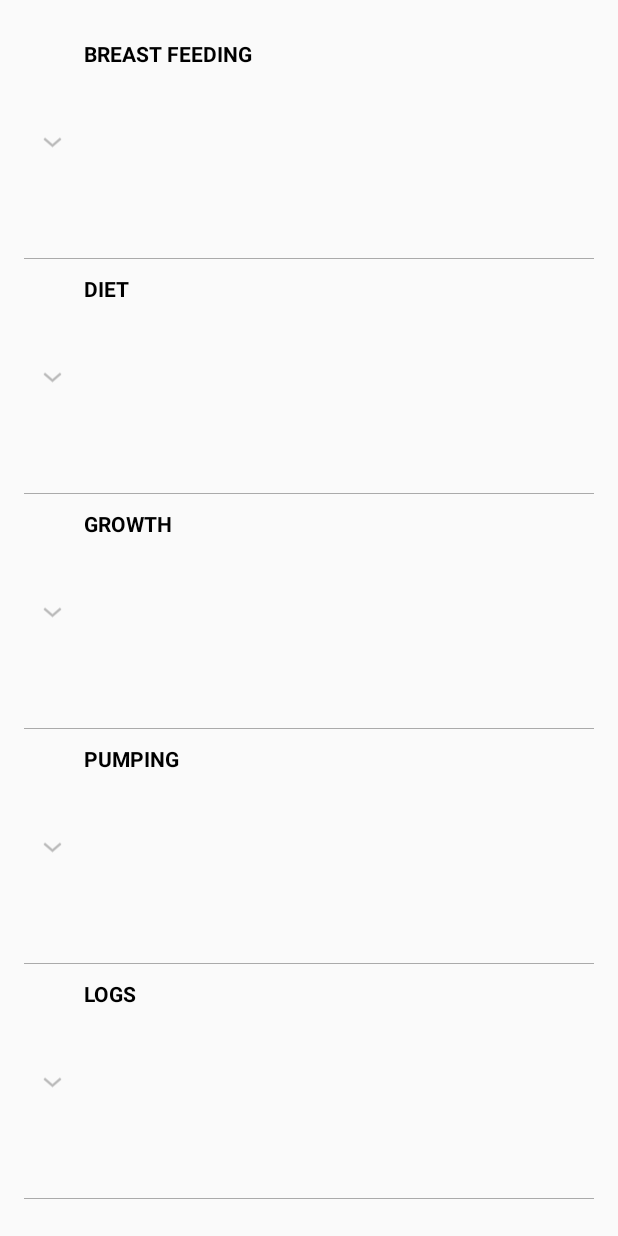
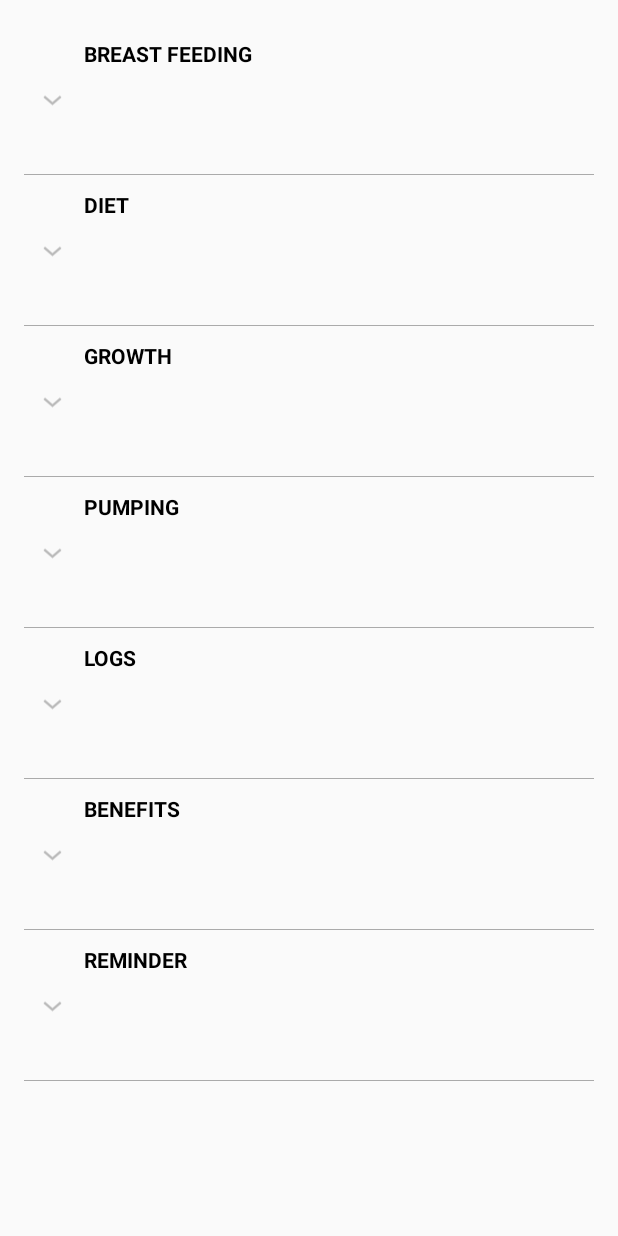
Before and after one commit to salicode/MyBabyAndI, an Android app: the screen it shows after launch (BabyFeeder), on a phone screen of 412 x 824 dp. Run offline under Robolectric (Android 15) with nearby library versions, the phone set to English and light mode, and no system bars; 2 statements that could not run were skipped.

Commit message:
Second Commit

```diff
--- a/app/src/main/java/com/bawp/babyneeds/CustomExpandableListAdapter.java
+++ b/app/src/main/java/com/bawp/babyneeds/CustomExpandableListAdapter.java
@@ -1,5 +1,6 @@
 package com.bawp.babyneeds;
 
+import android.annotation.SuppressLint;
 import android.content.Context;
 import android.graphics.Typeface;
 import android.view.LayoutInflater;
@@ -10,6 +11,7 @@ import android.widget.TextView;
 
 import java.util.HashMap;
 import java.util.List;
+import java.util.Objects;
 
 public class CustomExpandableListAdapter extends BaseExpandableListAdapter {
 
@@ -17,8 +19,8 @@ public class CustomExpandableListAdapter extends BaseExpandableListAdapter {
     private List<String> expandableListTitle;
     private HashMap<String, List<String>> expandableListDetail;
 
-    public CustomExpandableListAdapter(Context context, List<String> expandableListTitle,
-                                       HashMap<String, List<String>> expandableListDetail) {
+    CustomExpandableListAdapter(Context context, List<String> expandableListTitle,
+                                HashMap<String, List<String>> expandableListDetail) {
         this.context = context;
         this.expandableListTitle = expandableListTitle;
         this.expandableListDetail = expandableListDetail;
@@ -34,6 +36,7 @@ public class CustomExpandableListAdapter extends BaseExpandableListAdapter {
         return expandedListPosition;
     }
 
+    @SuppressLint("InflateParams")
     @Override
     public View getChildView(int listPosition, final int expandedListPosition,
                              boolean isLastChild, View convertView, ViewGroup parent) {
@@ -51,7 +54,7 @@ public class CustomExpandableListAdapter extends BaseExpandableListAdapter {
 
     @Override
     public int getChildrenCount(int listPosition) {
-        return this.expandableListDetail.get(this.expandableListTitle.get(listPosition))
+        return Objects.requireNonNull(this.expandableListDetail.get(this.expandableListTitle.get(listPosition)))
                 .size();
     }
 
@@ -70,26 +73,28 @@ public class CustomExpandableListAdapter extends BaseExpandableListAdapter {
         return listPosition;
     }
 
+    @SuppressLint("InflateParams")
     @Override
     public View getGroupView(int listPosition, boolean isExpanded,
                              View convertView, ViewGroup parent) {
         String listTitle = (String) getGroup(listPosition);
-       // String Timerlist = (String) getGroup(listPosition);
+        String Timerlist = (String) getGroup(listPosition);
         if (convertView == null) {
             LayoutInflater layoutInflater = (LayoutInflater) this.context.
                     getSystemService(Context.LAYOUT_INFLATER_SERVICE);
             convertView = layoutInflater.inflate(R.layout.list_group, null);
         }
         TextView listTitleTextView = convertView.findViewById(R.id.listTitle);
-       // TextView mytimerView = convertView.findViewById(R.id.timeview);
+        //TextView mytimerView = convertView.findViewById(R.id.timeview);
+         //if (listPosition == 0) {
+           //  mytimerView.setTypeface(null, Typeface.BOLD);
+            // mytimerView.setText(Timerlist);
+         // else
+             listTitleTextView.setTypeface(null, Typeface.BOLD);
+             listTitleTextView.setText(listTitle);
 
-            //mytimerView.setTypeface(null, Typeface.BOLD);
-        //mytimerView.setText(Timerlist);
 
-            listTitleTextView.setTypeface(null, Typeface.BOLD);
-        listTitleTextView.setText(listTitle);
-
-        return convertView;
+            return convertView;
     }
 
 
--- a/app/src/main/java/com/bawp/babyneeds/ExpandableListDataPump.java
+++ b/app/src/main/java/com/bawp/babyneeds/ExpandableListDataPump.java
@@ -4,33 +4,35 @@ import java.util.ArrayList;
 import java.util.HashMap;
 import java.util.List;
 
-public class ExpandableListDataPump {
-    public static HashMap<String, List<String>> getData() {
-        HashMap<String, List<String>> expandableListDetail = new HashMap<String, List<String>>();
+class ExpandableListDataPump {
+    static HashMap<String, List<String>> getData() {
+        HashMap<String, List<String>> expandableListDetail = new HashMap<>();
 
-        List<String> BreastFeeding = new ArrayList<String>();
+        List<String> BreastFeeding = new ArrayList<>();
         BreastFeeding.add("LEFT");
         BreastFeeding.add("RIGHT");
+        BreastFeeding.add("Stop");
+        BreastFeeding.add("Reset");
 
 
-        List<String> Growth = new ArrayList<String>();
+        List<String> Growth = new ArrayList<>();
         Growth.add("Growth");
 
 
-        List<String> Diet = new ArrayList<String>();
+        List<String> Diet = new ArrayList<>();
         Diet.add("Diet");
 
-        List<String> Benefits = new ArrayList<String>();
+        List<String> Benefits = new ArrayList<>();
         Benefits.add(" Benefits");
 
-        List<String> Pumping = new ArrayList<String>();
+        List<String> Pumping = new ArrayList<>();
         Pumping.add(" Pumping");
 
-        List<String> Reminder = new ArrayList<String>();
+        List<String> Reminder = new ArrayList<>();
         Reminder.add("Reminder");
 
 
-        List<String> Logs = new ArrayList<String>();
+        List<String> Logs = new ArrayList<>();
         Logs.add("Logs");
 
 
--- a/app/src/main/res/layout/list_group.xml
+++ b/app/src/main/res/layout/list_group.xml
@@ -1,6 +1,7 @@
 <?xml version="1.0" encoding="utf-8"?>
 <LinearLayout
     xmlns:android="http://schemas.android.com/apk/res/android"
+    xmlns:tools="http://schemas.android.com/tools"
     android:layout_width="match_parent"
     android:layout_height="match_parent"
     android:orientation="vertical">
@@ -8,21 +9,12 @@
     <TextView
         android:id="@+id/listTitle"
         android:layout_width="wrap_content"
-        android:layout_height="50dp"
-        android:paddingLeft="?android:attr/expandableListPreferredItemPaddingLeft"
+        android:layout_height="100dp"
+        android:paddingStart="?android:attr/expandableListPreferredItemPaddingLeft"
         android:paddingTop="10dp"
         android:paddingBottom="10dp"
-        android:textColor="@android:color/black" />
-
-
-    <TextView
-        android:id="@+id/timeview"
-        android:layout_width="wrap_content"
-        android:layout_height="106dp"
-        android:paddingLeft="?android:attr/expandableListPreferredItemPaddingLeft"
-        android:paddingTop="10dp"
-        android:paddingBottom="10dp"
-        android:textColor="@android:color/black" />
+        android:textColor="@android:color/black"
+        tools:ignore="RtlSymmetry" />
 
 
 </LinearLayout>
--- a/app/src/main/res/values/strings.xml
+++ b/app/src/main/res/values/strings.xml
@@ -1,6 +1,7 @@
 <resources>
     <string name="app_name">Baby Needs</string>
     <string name="action_settings">Settings</string>
+    <string name="mytimer_view">00:00:00</string>
     <string name="feeding_item">FEEDING</string>
     <string name="add_item">Add Item</string>
     <string name="hint_date">Start Date</string>
@@ -13,4 +14,7 @@
     <string name="yes_text">yes</string>
     <string name="edit_time">Edit Item</string>
     <string name="update_text">Update</string>
+    <string name="turnonalarm">Alarm on</string>
+    <string name="turn_off_alarm">Alarm off</string>
+    <string name="did_you_set_the_alarm">Did you set the Alarm</string>
 </resources>
```
Also changed, not shown: app/src/main/AndroidManifest.xml (+8 -2 lines), app/src/main/java/com/bawp/babyneeds/Alarm_Receiver.java (added, +20 -0 lines), app/src/main/java/com/bawp/babyneeds/BabyFeeder.java (+18 -10 lines), app/src/main/java/com/bawp/babyneeds/MyAlarmActivity.java (added, +85 -0 lines), app/src/main/java/com/bawp/babyneeds/RingtonePlayingService.java (added, +78 -0 lines), app/src/main/res/layout/activity_my_alarm.xml (added, +52 -0 lines), 1 other file.
